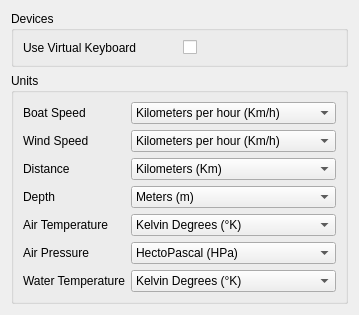
OpenFairWind/FairWindSK, file ui/settings/Main.ui: the form before one commit.
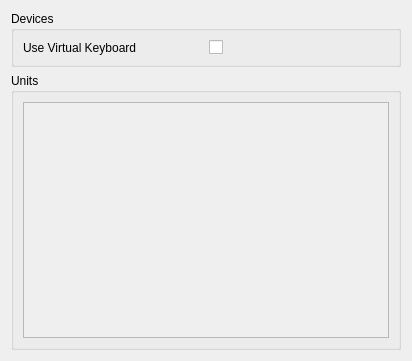
The form after the commit.

The edit to the form file:
```diff
--- a/ui/settings/Main.ui
+++ b/ui/settings/Main.ui
@@ -5,9 +5,14 @@
     <exportmacro/>
     <class>fairwindsk::ui::settings::Main</class>
     <widget class="QWidget" name="Main">
-        <attribute name="title">
-            <string>Main</string>
-        </attribute>
+  <property name="geometry">
+   <rect>
+    <x>0</x>
+    <y>0</y>
+    <width>412</width>
+    <height>361</height>
+   </rect>
+  </property>
         <layout class="QGridLayout" name="gridLayout_Main">
             <item row="1" column="0">
                 <widget class="QGroupBox" name="groupBox_Units">
@@ -22,211 +27,22 @@
                     </property>
                     <layout class="QGridLayout" name="gridLayout_Units">
                         <item row="0" column="0">
-                            <widget class="QLabel" name="label_Units_BoatSpeed">
-                                <property name="text">
-                                    <string>Boat Speed</string>
-                                </property>
-                            </widget>
-                        </item>
-                        <item row="1" column="0">
-                            <widget class="QLabel" name="label_Units_WindSpeed">
-                                <property name="text">
-                                    <string>Wind Speed</string>
-                                </property>
-                            </widget>
-                        </item>
-                        <item row="2" column="0">
-                            <widget class="QLabel" name="label_Units_Distance">
-                                <property name="text">
-                                    <string>Distance</string>
-                                </property>
-                            </widget>
-                        </item>
-                        <item row="3" column="0">
-                            <widget class="QLabel" name="label_Units_Depth">
-                                <property name="text">
-                                    <string>Depth</string>
-                                </property>
-                            </widget>
-                        </item>
-                        <item row="4" column="0">
-                            <widget class="QLabel" name="label_Units_AirTemperature">
-                                <property name="text">
-                                    <string>Air Temperature</string>
-                                </property>
-                            </widget>
-                        </item>
-                        <item row="5" column="0">
-                            <widget class="QLabel" name="label_Units_AirPressure">
-                                <property name="text">
-                                    <string>Air Pressure</string>
-                                </property>
-                            </widget>
-                        </item>
-                        <item row="6" column="0">
-                            <widget class="QLabel" name="label_Units_WaterTemperature">
-                                <property name="text">
-                                    <string>Water Temperature</string>
-                                </property>
-                            </widget>
-                        </item>
-                        <item row="0" column="1">
-                            <widget class="QComboBox" name="comboBox_Units_BoatSpeed">
-                                <property name="sizePolicy">
-                                    <sizepolicy hsizetype="Preferred" vsizetype="Fixed">
-                                        <horstretch>0</horstretch>
-                                        <verstretch>0</verstretch>
-                                    </sizepolicy>
-                                </property>
-                                <item>
-                                    <property name="text">
-                                        <string>Kilometers per hour (Km/h)</string>
-                                    </property>
-                                </item>
-                                <item>
-                                    <property name="text">
-                                        <string>Meters per second (m/s)</string>
-                                    </property>
-                                </item>
-                                <item>
-                                    <property name="text">
-                                        <string>Miles per hpur (mph)</string>
-                                    </property>
-                                </item>
-                                <item>
-                                    <property name="text">
-                                        <string>Knots (kn)</string>
-                                    </property>
-                                </item>
-                            </widget>
-                        </item>
-                        <item row="1" column="1">
-                            <widget class="QComboBox" name="comboBox_Units_WindSpeed">
-                                <item>
-                                    <property name="text">
-                                        <string>Kilometers per hour (Km/h)</string>
-                                    </property>
-                                </item>
-                                <item>
-                                    <property name="text">
-                                        <string>Meters per second (m/s)</string>
-                                    </property>
-                                </item>
-                                <item>
-                                    <property name="text">
-                                        <string>Miles per hpur (mph)</string>
-                                    </property>
-                                </item>
-                                <item>
-                                    <property name="text">
-                                        <string>Knots (kn)</string>
-                                    </property>
-                                </item>
-                            </widget>
-                        </item>
-                        <item row="2" column="1">
-                            <widget class="QComboBox" name="comboBox_Units_Distance">
-                                <item>
-                                    <property name="text">
-                                        <string>Kilometers (Km)</string>
-                                    </property>
-                                </item>
-                                <item>
-                                    <property name="text">
-                                        <string>Meters (m)</string>
-                                    </property>
-                                </item>
-                                <item>
-                                    <property name="text">
-                                        <string>Miles (ml)</string>
-                                    </property>
-                                </item>
-                                <item>
-                                    <property name="text">
-                                        <string>Nautical Miles (nm)</string>
-                                    </property>
-                                </item>
-                            </widget>
-                        </item>
-                        <item row="3" column="1">
-                            <widget class="QComboBox" name="comboBox_Units_Depth">
-                                <item>
-                                    <property name="text">
-                                        <string>Meters (m)</string>
-                                    </property>
-                                </item>
-                                <item>
-                                    <property name="text">
-                                        <string>Fathoms (ftm)</string>
-                                    </property>
-                                </item>
-                                <item>
-                                    <property name="text">
-                                        <string>Feet (ft)</string>
-                                    </property>
-                                </item>
-                            </widget>
-                        </item>
-                        <item row="4" column="1">
-                            <widget class="QComboBox" name="comboBox_Units_AirTemperature">
-                                <item>
-                                    <property name="text">
-                                        <string>Kelvin Degrees (°K)</string>
-                                    </property>
-                                </item>
-                                <item>
-                                    <property name="text">
-                                        <string>Celsius Degrees (°C)</string>
-                                    </property>
-                                </item>
-                                <item>
-                                    <property name="text">
-                                        <string>Fahrenheit Degrees (°F)</string>
-                                    </property>
-                                </item>
-                            </widget>
-                        </item>
-                        <item row="5" column="1">
-                            <widget class="QComboBox" name="comboBox_Units_AirPressure">
-                                <item>
-                                    <property name="text">
-                                        <string>HectoPascal (HPa)</string>
-                                    </property>
-                                </item>
-                                <item>
-                                    <property name="text">
-                                        <string>Millibar (Mb)</string>
-                                    </property>
-                                </item>
-                                <item>
-                                    <property name="text">
-                                        <string>Pounds per Square Inches (PSI)</string>
-                                    </property>
-                                </item>
-                                <item>
-                                    <property name="text">
-                                        <string>Millimeter of Mercury (mmHg)</string>
-                                    </property>
-                                </item>
-                            </widget>
-                        </item>
-                        <item row="6" column="1">
-                            <widget class="QComboBox" name="comboBox_Units_WaterTemperature">
-                                <item>
-                                    <property name="text">
-                                        <string>Kelvin Degrees (°K)</string>
-                                    </property>
-                                </item>
-                                <item>
-                                    <property name="text">
-                                        <string>Celsius Degrees (°C)</string>
-                                    </property>
-                                </item>
-                                <item>
-                                    <property name="text">
-                                        <string>Fahrenheit Degrees (°F)</string>
-                                    </property>
-                                </item>
+       <widget class="QScrollArea" name="scrollArea">
+        <property name="widgetResizable">
+         <bool>true</bool>
+        </property>
+        <widget class="QWidget" name="scrollAreaWidgetContents">
+         <property name="geometry">
+          <rect>
+           <x>0</x>
+           <y>0</y>
+           <width>356</width>
+           <height>240</height>
+          </rect>
+         </property>
+         <layout class="QGridLayout" name="gridLayout_Measures">
+         </layout>
+        </widget>
                             </widget>
                         </item>
                     </layout>
```
Left out of the diff: 5 changed lines with no effect on the pictures. Lines whose indentation alone changed are shown as unchanged.
